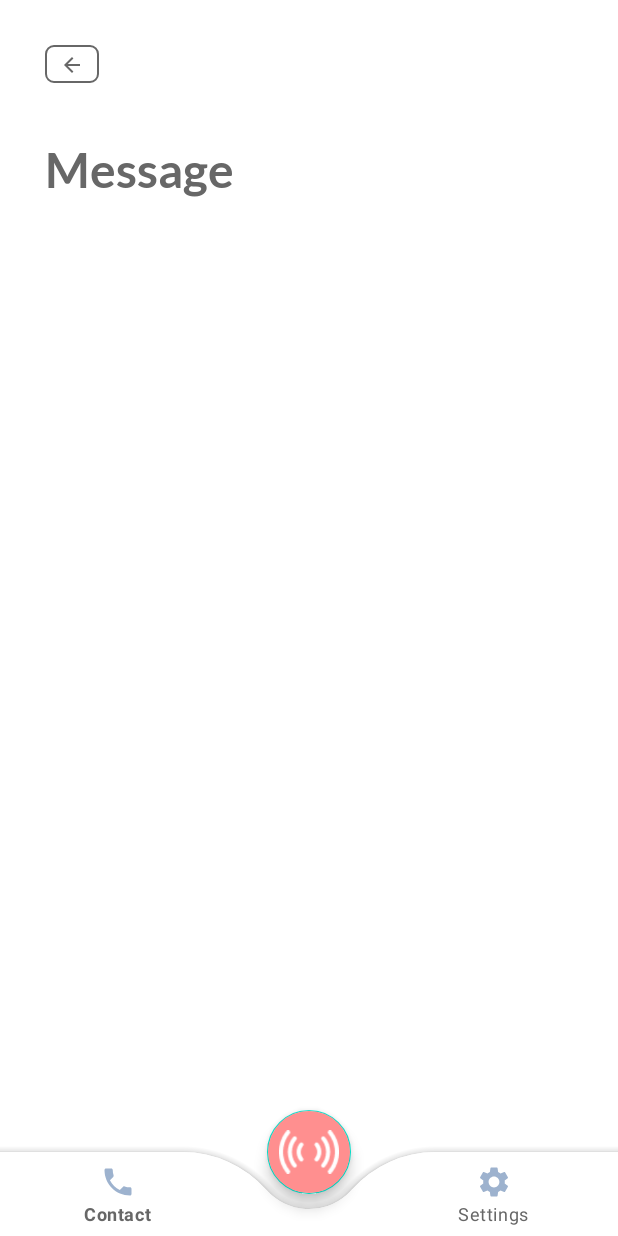
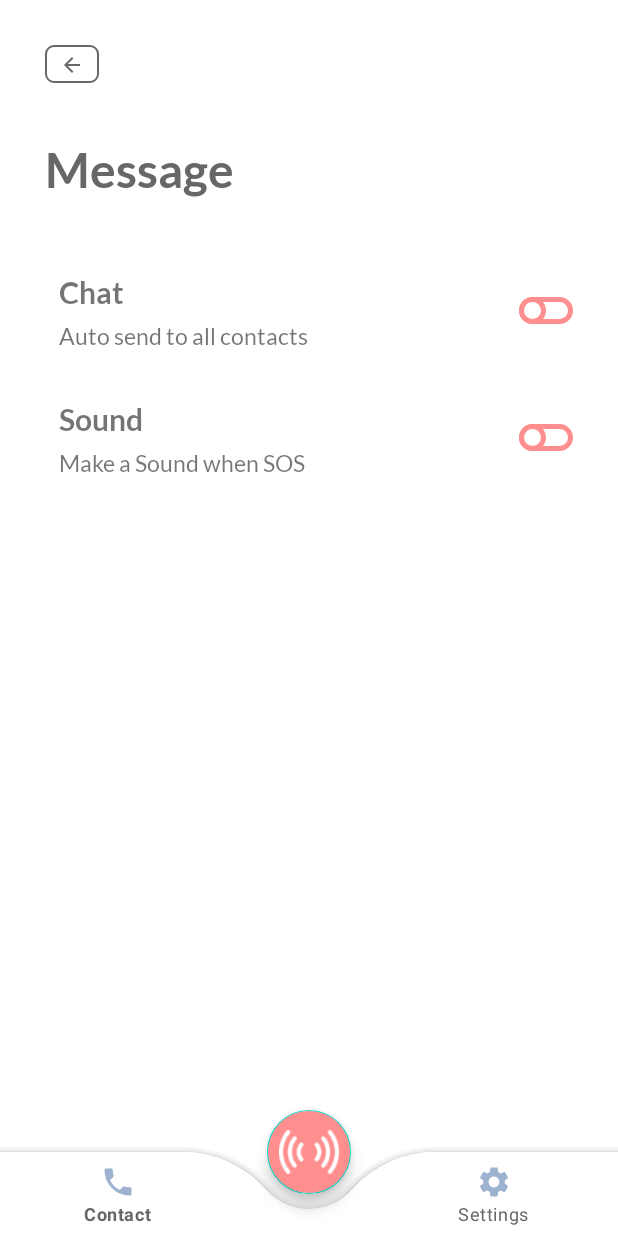
Before and after one commit to ValenciusR/HerAlert, an Android app: the fragment MessageFragment placed in its activity, on a phone screen of 412 x 824 dp. Run offline under Robolectric (Android 15) with nearby library versions, the phone set to English and light mode, and no system bars.

Commit message:
Message Page 10%(ish) finished :)

```diff
--- a/app/src/main/AndroidManifest.xml
+++ b/app/src/main/AndroidManifest.xml
@@ -16,12 +16,12 @@
         tools:targetApi="31">
         <activity
             android:name=".HomePage"
-            android:exported="false">
-<!--            <intent-filter>-->
-<!--                <action android:name="android.intent.action.MAIN" />-->
+            android:exported="true">
+            <intent-filter>
+                <action android:name="android.intent.action.MAIN" />
 
-<!--                <category android:name="android.intent.category.LAUNCHER" />-->
-<!--            </intent-filter>-->
+                <category android:name="android.intent.category.LAUNCHER" />
+            </intent-filter>
 
             <meta-data
                 android:name="android.app.lib_name"
@@ -29,12 +29,12 @@
         </activity>
         <activity
             android:name=".SignUpPage"
-            android:exported="true">
-            <intent-filter>
-                <action android:name="android.intent.action.MAIN" />
+            android:exported="false">
+<!--            <intent-filter>-->
+<!--                <action android:name="android.intent.action.MAIN" />-->
 
-                <category android:name="android.intent.category.LAUNCHER" />
-            </intent-filter>
+<!--                <category android:name="android.intent.category.LAUNCHER" />-->
+<!--            </intent-filter>-->
 
             <meta-data
                 android:name="android.app.lib_name"
--- a/app/src/main/java/com/example/heralert/MessageFragment.java
+++ b/app/src/main/java/com/example/heralert/MessageFragment.java
@@ -3,6 +3,7 @@ package com.example.heralert;
 import android.os.Bundle;
 
 import androidx.appcompat.widget.AppCompatButton;
+import androidx.appcompat.widget.SwitchCompat;
 import androidx.fragment.app.Fragment;
 import androidx.fragment.app.FragmentManager;
 import androidx.fragment.app.FragmentTransaction;
@@ -10,21 +11,41 @@ import androidx.fragment.app.FragmentTransaction;
 import android.view.LayoutInflater;
 import android.view.View;
 import android.view.ViewGroup;
+import android.widget.CompoundButton;
+import android.widget.Toast;
 
 public class MessageFragment extends Fragment {
 
     AppCompatButton backBtn;
+    SwitchCompat autoSendSwitch, sosSoundSwitch;
     @Override
     public View onCreateView(LayoutInflater inflater, ViewGroup container,
                              Bundle savedInstanceState) {
         View v = inflater.inflate(R.layout.fragment_message, container, false);
         backBtn = v.findViewById(R.id.backBtn);
+        autoSendSwitch = v.findViewById(R.id.autoSendSwitch);
+        sosSoundSwitch = v.findViewById(R.id.sosSoundSwitch);
         backBtn.setOnClickListener(new View.OnClickListener() {
             @Override
             public void onClick(View v) {
                 replaceFragment(new HomeFragment());
             }
         });
+
+        autoSendSwitch.setOnClickListener(new View.OnClickListener() {
+            @Override
+            public void onClick(View v) {
+                onAutoSendClick(v);
+            }
+        });
+
+        sosSoundSwitch.setOnClickListener(new View.OnClickListener() {
+            @Override
+            public void onClick(View v) {
+                onSosSwitchClick(v);
+            }
+        });
+
         // Inflate the layout for this fragment
         return v;
     }
@@ -35,4 +56,22 @@ public class MessageFragment extends Fragment {
         fragmentTransaction.replace(R.id.frame_layout, fragment);
         fragmentTransaction.commit();
     }
+
+    public void onAutoSendClick(View view){
+        if(autoSendSwitch.isChecked()){
+
+        }
+        else{
+
+        }
+    }
+
+    public void onSosSwitchClick(View view){
+        if(sosSoundSwitch.isChecked()){
+
+        }
+        else{
+
+        }
+    }
 }
--- /dev/null
+++ b/app/src/main/res/drawable/message_switch_thumb.xml
@@ -0,0 +1,20 @@
+<?xml version="1.0" encoding="utf-8"?>
+<selector xmlns:android="http://schemas.android.com/apk/res/android">
+
+    <item android:state_checked="true">
+        <shape android:shape="oval">
+            <solid android:color="@color/white"/>
+            <stroke android:width="3dp" android:color="#FF8F8F"/>
+            <size android:width="18dp" android:height="18dp"/>
+        </shape>
+    </item>
+
+    <item android:state_checked="false">
+        <shape android:shape="oval">
+            <solid android:color="@color/white"/>
+            <stroke android:width="3dp" android:color="#FF8F8F"/>
+            <size android:width="18dp" android:height="18dp"/>
+        </shape>
+    </item>
+
+</selector>
--- /dev/null
+++ b/app/src/main/res/drawable/message_switch_track.xml
@@ -0,0 +1,22 @@
+<?xml version="1.0" encoding="utf-8"?>
+<selector xmlns:android="http://schemas.android.com/apk/res/android">
+
+    <item android:state_checked="true">
+        <shape android:shape="rectangle">
+            <solid android:color="#FF8F8F"/>
+            <corners android:radius="100dp"/>
+            <stroke android:width="3dp" android:color="#FF8F8F"/>
+            <size android:height="18dp"/>
+        </shape>
+    </item>
+
+    <item android:state_checked="false">
+        <shape android:shape="rectangle">
+            <solid android:color="@color/white"/>
+            <corners android:radius="100dp"/>
+            <stroke android:width="3dp" android:color="#FF8F8F"/>
+            <size android:height="18dp"/>
+        </shape>
+    </item>
+
+</selector>
--- a/app/src/main/res/layout/fragment_message.xml
+++ b/app/src/main/res/layout/fragment_message.xml
@@ -3,6 +3,7 @@
     xmlns:tools="http://schemas.android.com/tools"
     android:layout_width="match_parent"
     android:layout_height="match_parent"
+    xmlns:app="http://schemas.android.com/apk/res-auto"
     tools:context=".MessageFragment">
 
     <androidx.appcompat.widget.LinearLayoutCompat
@@ -30,6 +31,103 @@
             android:textColor="#676767"
             android:textSize="32dp" />
 
+        <androidx.appcompat.widget.LinearLayoutCompat
+            android:layout_width="match_parent"
+            android:layout_height="wrap_content"
+            android:layout_marginLeft="9dp"
+            android:layout_marginTop="50dp"
+            android:orientation="horizontal">
+
+            <androidx.appcompat.widget.LinearLayoutCompat
+                android:layout_width="wrap_content"
+                android:layout_height="wrap_content"
+                android:layout_gravity="center_vertical"
+                android:orientation="vertical">
+
+                <androidx.appcompat.widget.AppCompatTextView
+                    android:layout_width="wrap_content"
+                    android:layout_height="wrap_content"
+                    android:fontFamily="@font/lato_bold"
+                    android:text="Chat"
+                    android:textSize="20dp" />
+
+                <androidx.appcompat.widget.AppCompatTextView
+                    android:layout_width="wrap_content"
+                    android:layout_height="wrap_content"
+                    android:fontFamily="@font/lato_regular"
+                    android:paddingTop="7dp"
+                    android:text="Auto send to all contacts"
+                    android:textSize="15dp" />
+
+
+            </androidx.appcompat.widget.LinearLayoutCompat>
+
+            <androidx.appcompat.widget.LinearLayoutCompat
+                android:layout_width="wrap_content"
+                android:layout_height="match_parent"
+                android:layout_weight="1"
+                android:gravity="end">
+
+                <androidx.appcompat.widget.SwitchCompat
+                    android:id="@+id/autoSendSwitch"
+                    android:layout_width="wrap_content"
+                    android:layout_height="wrap_content"
+                    android:onClick="onAutoSendClick"
+                    android:thumb="@drawable/message_switch_thumb"
+                    app:track="@drawable/message_switch_track"/>
+            </androidx.appcompat.widget.LinearLayoutCompat>
+
+        </androidx.appcompat.widget.LinearLayoutCompat>
+
+        <androidx.appcompat.widget.LinearLayoutCompat
+            android:layout_width="match_parent"
+            android:layout_height="wrap_content"
+            android:layout_marginLeft="9dp"
+            android:layout_marginTop="34dp"
+            android:orientation="horizontal">
+
+            <androidx.appcompat.widget.LinearLayoutCompat
+                android:layout_width="wrap_content"
+                android:layout_height="wrap_content"
+                android:layout_gravity="center_vertical"
+                android:orientation="vertical">
+
+                <androidx.appcompat.widget.AppCompatTextView
+                    android:layout_width="wrap_content"
+                    android:layout_height="wrap_content"
+                    android:fontFamily="@font/lato_bold"
+                    android:text="Sound"
+                    android:textSize="20dp" />
+
+                <androidx.appcompat.widget.AppCompatTextView
+                    android:layout_width="wrap_content"
+                    android:layout_height="wrap_content"
+                    android:fontFamily="@font/lato_regular"
+                    android:paddingTop="7dp"
+                    android:text="Make a Sound when SOS"
+                    android:textSize="15dp" />
+
+
+            </androidx.appcompat.widget.LinearLayoutCompat>
+
+            <androidx.appcompat.widget.LinearLayoutCompat
+                android:layout_width="wrap_content"
+                android:layout_height="match_parent"
+                android:layout_weight="1"
+                android:gravity="end">
+
+                <androidx.appcompat.widget.SwitchCompat
+                    android:id="@+id/sosSoundSwitch"
+                    android:layout_width="wrap_content"
+                    android:layout_height="wrap_content"
+                    android:onClick="onSosSwitchClick"
+                    android:thumb="@drawable/message_switch_thumb"
+                    app:track="@drawable/message_switch_track"/>
+
+            </androidx.appcompat.widget.LinearLayoutCompat>
+
+        </androidx.appcompat.widget.LinearLayoutCompat>
+
     </androidx.appcompat.widget.LinearLayoutCompat>
 
 </FrameLayout>
```
